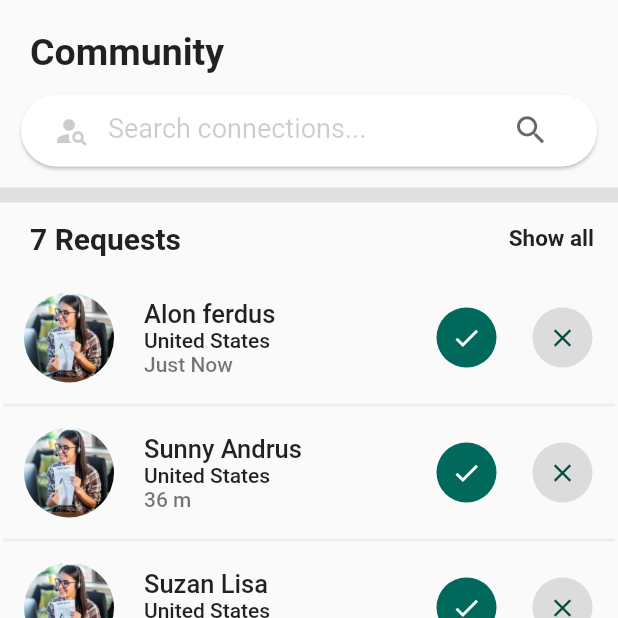
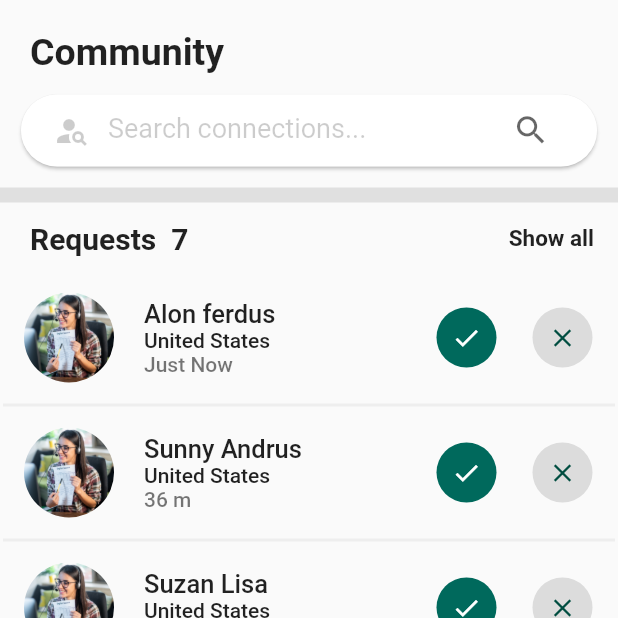
Before and after one commit to Ruchirakavinda/flutter_myfirst, a Flutter app: the Tab2 screen opened directly, on a phone screen of 412 x 824 dp, the top half of it. Run offline on Flutter 3.47's test engine with Material 2 defaults, Android fonts, the phone set to English and light mode, and no system bars; our stand-ins replace flutter_spinkit; accounts and stored records are empty.

Commit message:
community page updated

```diff
--- a/lib/tab2.dart
+++ b/lib/tab2.dart
@@ -115,7 +115,7 @@ List time = ["Just Now","36 m","57 m","12 h","1 d","2 d"];
                 children: [
                   Padding(
                     padding: const EdgeInsets.fromLTRB(20,0,0,0),
-                    child:Text('${req.length} Requests', style: TextStyle(fontSize: 20,fontWeight: FontWeight.w700) ,),
+                    child:Text('Requests  ${req.length}', style: TextStyle(fontSize: 20,fontWeight: FontWeight.w700) ,),
                   ),
 
                   Padding(
```
